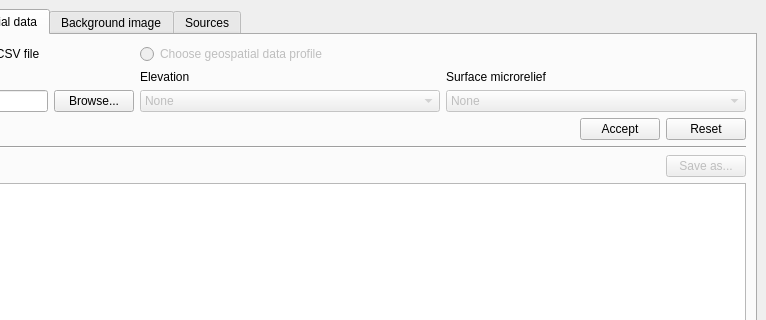
The window that mainwindow.ui (czertyaka/gaussian_dispersal) describes before a commit, drawn with Qt 5; both pictures show x 186 to 952 and y 0 to 320 of the 952 by 631 pixel window.
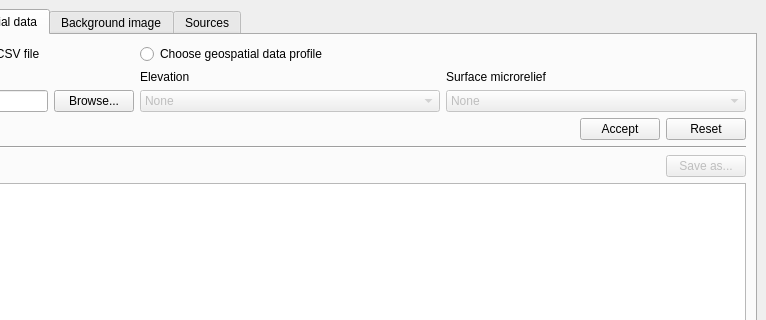
The same window after the commit. The open tabs and pages were chosen to show the change.

Diff of the .ui file:
```diff
--- a/mainwindow.ui
+++ b/mainwindow.ui
@@ -224,7 +224,7 @@
           <item row="0" column="1" colspan="2">
            <widget class="QRadioButton" name="geoProfileradioButton">
             <property name="enabled">
-             <bool>false</bool>
+             <bool>true</bool>
             </property>
             <property name="sizePolicy">
              <sizepolicy hsizetype="Preferred" vsizetype="Fixed">
```
Left out of the diff: 14 changed lines with no effect on the pictures.
